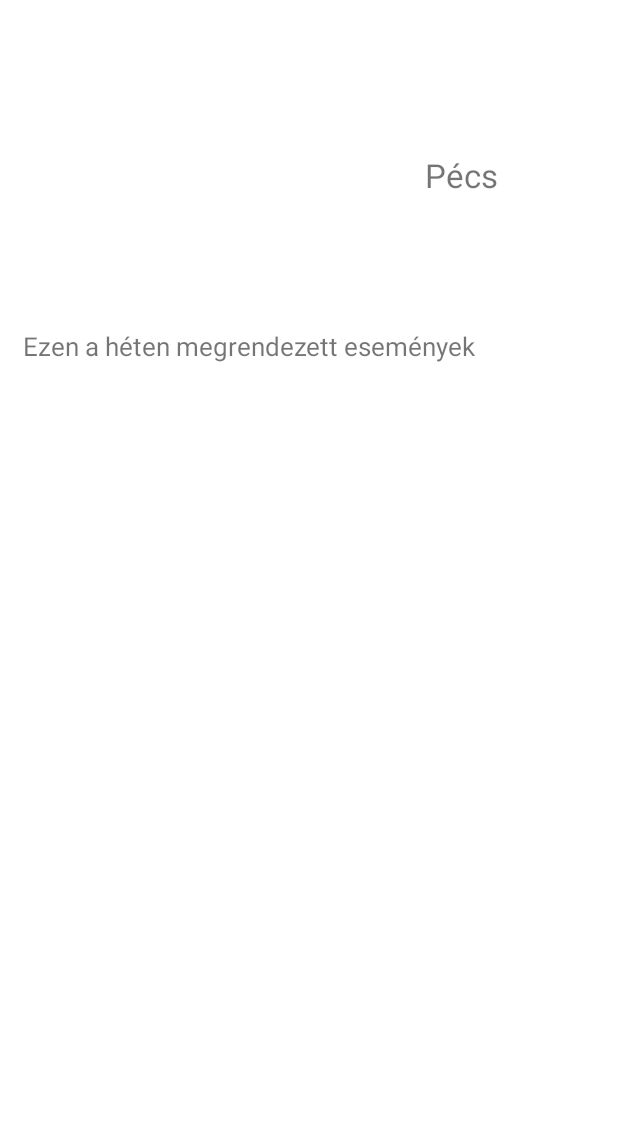
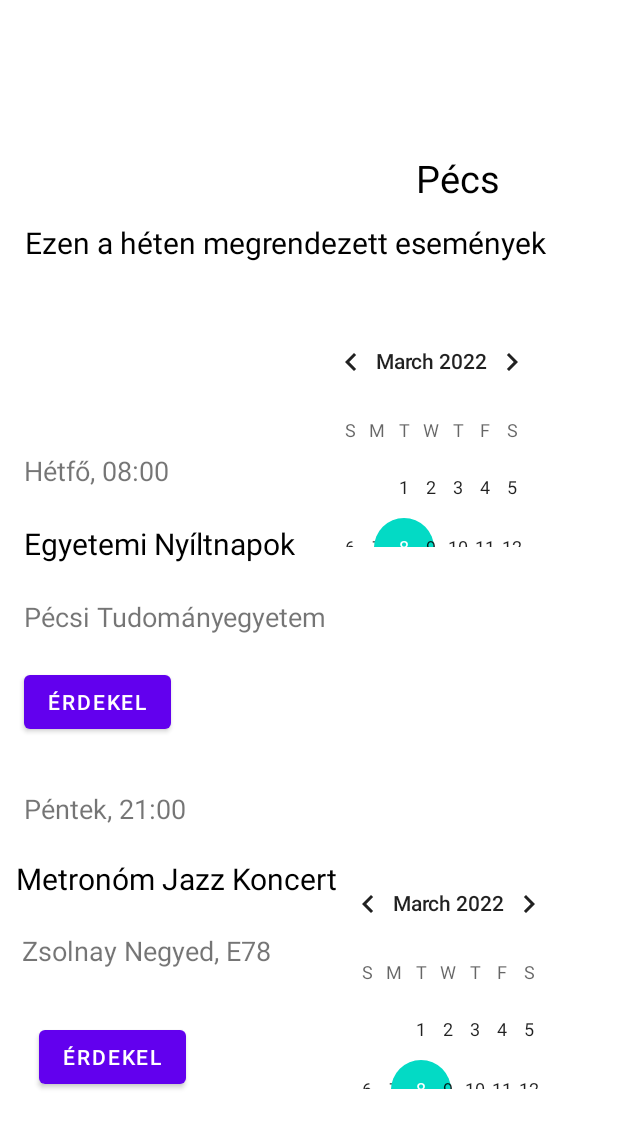
Before and after one commit to racz-nikoletta/rendezvenykereso, an Android app: the layout activity_pecs_events.xml on its own in the app's theme, with its tools: preview values and no code run, on a phone screen of 412 x 824 dp. Shown: the top 1128 px of the screen. Run offline under Robolectric (Android 15) with nearby library versions, the phone set to English and light mode, and no system bars.

Commit message:
Pécs események xml készítése

```diff
--- a/app/src/main/res/layout/activity_debrecen_events.xml
+++ b/app/src/main/res/layout/activity_debrecen_events.xml
@@ -140,7 +140,7 @@
         android:textSize="18sp"
         app:layout_constraintBottom_toBottomOf="parent"
         app:layout_constraintEnd_toEndOf="parent"
-        app:layout_constraintHorizontal_bias="0.069"
+        app:layout_constraintHorizontal_bias="0.142"
         app:layout_constraintStart_toStartOf="parent"
         app:layout_constraintTop_toTopOf="parent"
         app:layout_constraintVertical_bias="0.499" />
--- a/app/src/main/res/layout/activity_pecs_events.xml
+++ b/app/src/main/res/layout/activity_pecs_events.xml
@@ -5,25 +5,153 @@
     android:layout_width="match_parent"
     android:layout_height="match_parent">
 
+    <Button
+        android:id="@+id/button7"
+        android:layout_width="wrap_content"
+        android:layout_height="wrap_content"
+        android:text="Érdekel"
+        app:layout_constraintBottom_toBottomOf="parent"
+        app:layout_constraintEnd_toEndOf="parent"
+        app:layout_constraintHorizontal_bias="0.083"
+        app:layout_constraintStart_toStartOf="parent"
+        app:layout_constraintTop_toTopOf="parent"
+        app:layout_constraintVertical_bias="0.877" />
+
     <TextView
         android:id="@+id/textView5"
         android:layout_width="wrap_content"
         android:layout_height="wrap_content"
-        android:text="Ezen a héten megrendezett események"
-        android:textSize="17sp"
+        android:text="@string/ezen_a_h_ten_megrendezett_esem_nyek"
+        android:textColor="@color/black"
+        android:textSize="20sp"
         app:layout_constraintBottom_toBottomOf="parent"
         app:layout_constraintEnd_toEndOf="parent"
-        app:layout_constraintHorizontal_bias="0.138"
+        app:layout_constraintHorizontal_bias="0.258"
         app:layout_constraintStart_toStartOf="parent"
         app:layout_constraintTop_toTopOf="parent"
-        app:layout_constraintVertical_bias="0.273" />
+        app:layout_constraintVertical_bias="0.186" />
+
+    <TextView
+        android:id="@+id/textView25"
+        android:layout_width="wrap_content"
+        android:layout_height="wrap_content"
+        android:text="Péntek, 21:00"
+        android:textSize="18sp"
+        app:layout_constraintBottom_toBottomOf="parent"
+        app:layout_constraintEnd_toEndOf="parent"
+        app:layout_constraintHorizontal_bias="0.052"
+        app:layout_constraintStart_toStartOf="parent"
+        app:layout_constraintTop_toTopOf="parent"
+        app:layout_constraintVertical_bias="0.659" />
+
+    <TextView
+        android:id="@+id/textView26"
+        android:layout_width="wrap_content"
+        android:layout_height="wrap_content"
+        android:text="Pécsi Tudományegyetem"
+        android:textSize="18sp"
+        app:layout_constraintBottom_toBottomOf="parent"
+        app:layout_constraintEnd_toEndOf="parent"
+        app:layout_constraintHorizontal_bias="0.075"
+        app:layout_constraintStart_toStartOf="parent"
+        app:layout_constraintTop_toTopOf="parent"
+        app:layout_constraintVertical_bias="0.499" />
+
+    <Button
+        android:id="@+id/button8"
+        android:layout_width="wrap_content"
+        android:layout_height="wrap_content"
+        android:text="Érdekel"
+        app:layout_constraintBottom_toBottomOf="parent"
+        app:layout_constraintEnd_toEndOf="parent"
+        app:layout_constraintHorizontal_bias="0.051"
+        app:layout_constraintStart_toStartOf="parent"
+        app:layout_constraintTop_toTopOf="parent"
+        app:layout_constraintVertical_bias="0.572" />
+
+    <TextView
+        android:id="@+id/textView27"
+        android:layout_width="wrap_content"
+        android:layout_height="wrap_content"
+        android:text="Hétfő, 08:00"
+        android:textSize="18sp"
+        app:layout_constraintBottom_toBottomOf="parent"
+        app:layout_constraintEnd_toEndOf="parent"
+        app:layout_constraintHorizontal_bias="0.05"
+        app:layout_constraintStart_toStartOf="parent"
+        app:layout_constraintTop_toTopOf="parent"
+        app:layout_constraintVertical_bias="0.377" />
+
+    <TextView
+        android:id="@+id/textView28"
+        android:layout_width="wrap_content"
+        android:layout_height="wrap_content"
+        android:text="Egyetemi Nyíltnapok"
+        android:textColor="@color/black"
+        android:textSize="20sp"
+        app:layout_constraintBottom_toBottomOf="parent"
+        app:layout_constraintEnd_toEndOf="parent"
+        app:layout_constraintHorizontal_bias="0.068"
+        app:layout_constraintStart_toStartOf="parent"
+        app:layout_constraintTop_toTopOf="parent"
+        app:layout_constraintVertical_bias="0.438" />
+
+    <TextView
+        android:id="@+id/textView29"
+        android:layout_width="wrap_content"
+        android:layout_height="wrap_content"
+        android:text="Metronóm Jazz Koncert"
+        android:textColor="@color/black"
+        android:textSize="20sp"
+        app:layout_constraintBottom_toBottomOf="parent"
+        app:layout_constraintEnd_toEndOf="parent"
+        app:layout_constraintHorizontal_bias="0.055"
+        app:layout_constraintStart_toStartOf="parent"
+        app:layout_constraintTop_toTopOf="parent"
+        app:layout_constraintVertical_bias="0.718" />
+
+    <CalendarView
+        android:id="@+id/calendarView7"
+        android:layout_width="166dp"
+        android:layout_height="157dp"
+        app:layout_constraintBottom_toBottomOf="parent"
+        app:layout_constraintEnd_toEndOf="parent"
+        app:layout_constraintHorizontal_bias="0.832"
+        app:layout_constraintStart_toStartOf="parent"
+        app:layout_constraintTop_toTopOf="parent"
+        app:layout_constraintVertical_bias="0.311" />
+
+    <CalendarView
+        android:id="@+id/calendarView8"
+        android:layout_width="166dp"
+        android:layout_height="157dp"
+        app:layout_constraintBottom_toBottomOf="parent"
+        app:layout_constraintEnd_toEndOf="parent"
+        app:layout_constraintHorizontal_bias="0.877"
+        app:layout_constraintStart_toStartOf="parent"
+        app:layout_constraintTop_toTopOf="parent"
+        app:layout_constraintVertical_bias="0.853" />
+
+    <TextView
+        android:id="@+id/textView30"
+        android:layout_width="wrap_content"
+        android:layout_height="wrap_content"
+        android:text="Zsolnay Negyed, E78"
+        android:textSize="18sp"
+        app:layout_constraintBottom_toBottomOf="parent"
+        app:layout_constraintEnd_toEndOf="parent"
+        app:layout_constraintHorizontal_bias="0.06"
+        app:layout_constraintStart_toStartOf="parent"
+        app:layout_constraintTop_toTopOf="parent"
+        app:layout_constraintVertical_bias="0.777" />
 
     <TextView
         android:id="@+id/pecsTextView"
         android:layout_width="wrap_content"
         android:layout_height="wrap_content"
         android:text="Pécs"
-        android:textSize="22sp"
+        android:textColor="@color/black"
+        android:textSize="25sp"
         app:layout_constraintBottom_toBottomOf="parent"
         app:layout_constraintEnd_toEndOf="parent"
         app:layout_constraintHorizontal_bias="0.779"
```
